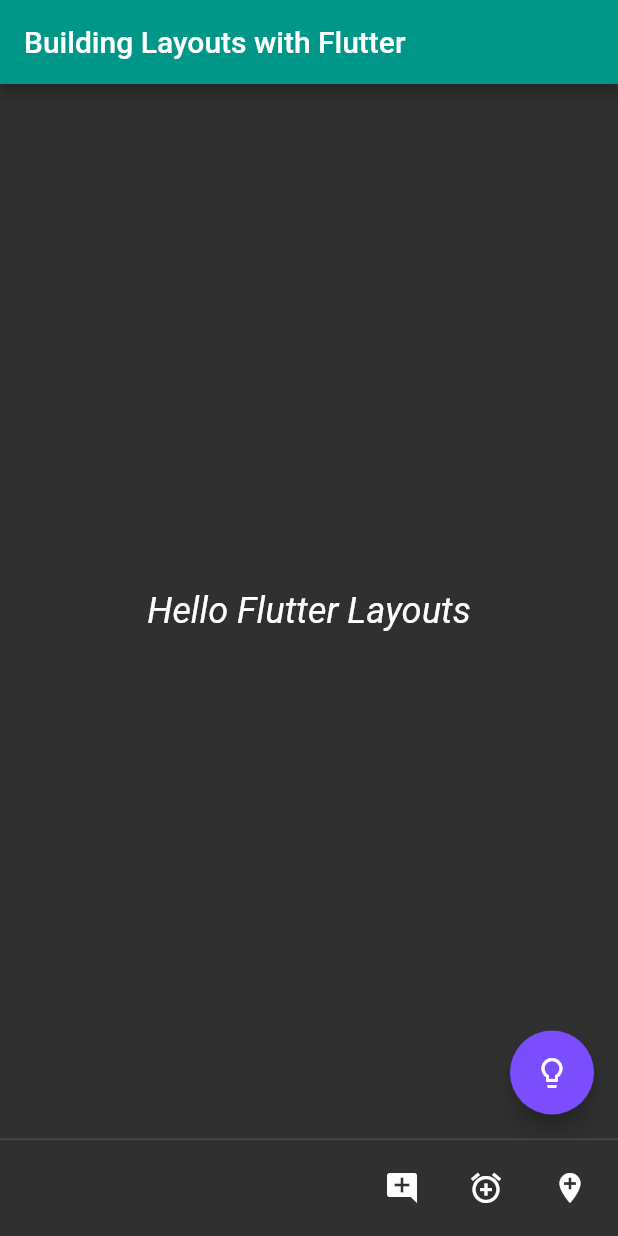
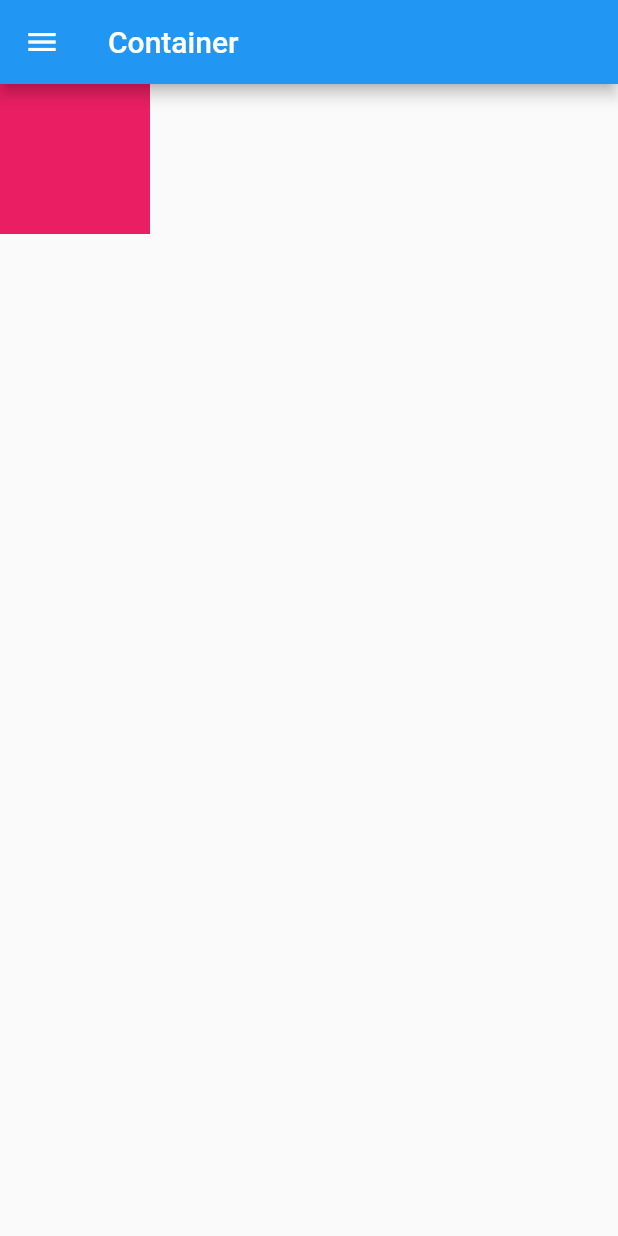
Before and after one commit to tiagomac/flutter, a Flutter app: the screen it shows after launch, on a phone screen of 412 x 824 dp. Run offline on Flutter 3.47's test engine with Material 2 defaults, Android fonts, the phone set to English and light mode, and no system bars; our stand-ins replace auto_size_text.

Commit message:
navigation in flutter

```diff
--- a/basicLayout/lib/main.dart
+++ b/basicLayout/lib/main.dart
@@ -1,6 +1,8 @@
 import 'dart:ui';
 
 import 'package:flutter/material.dart';
+
+import 'display/forms.dart';
 
 void main() => runApp(MyApp());
 
@@ -8,47 +10,54 @@ class MyApp extends StatelessWidget {
   @override
   Widget build(BuildContext context) {
     return MaterialApp(
-      theme: ThemeData(
-        brightness: Brightness.dark,
-        primaryColor: Color(0xff009688),
-        accentColor: Color(0xff7C4DFF),
-        textTheme: TextTheme(
-          bodyText2: TextStyle(
-            fontSize: 24,
-            fontStyle: FontStyle.italic,
-          )
-        )
-      ),
-      home: Scaffold(
-        appBar: AppBar(
-          title: Text('Building Layouts with Flutter'),
-        ),
-        body: Center(
-          child: Text('Hello Flutter Layouts',
-            style: TextStyle(fontSize: 24),
+        title: 'Container App',
+        home: Builder(
+          builder: (context) => Scaffold(
+            drawer: Drawer(
+              child: Padding(
+                padding: EdgeInsets.all(20.0),
+                child: Column(
+                  children: <Widget>[
+                    Row(
+                      children: <Widget>[
+                        Expanded(
+                          child: FlatButton(
+                            child: Text('Container'),
+                            onPressed: () => {},
+                          ),
+                        ),
+                      ],
+                    ),
+                    Row(
+                      children: <Widget>[
+                        Expanded(
+                          child: FlatButton(
+                            child: Text('Form'),
+                            onPressed: () => {
+                              Navigator.push(
+                                  context,
+                                  MaterialPageRoute(
+                                      builder: (context) => Forms()))
+                            },
+                          ),
+                        ),
+                      ],
+                    ),
+                  ],
+                ),
+              ),
+            ),
+            appBar: AppBar(
+              title: Text('Container'),
+            ),
+            body: Column(children: <Widget>[
+              Container(
+                color: Colors.pink,
+                width: 100.0,
+                height: 100.0,
+              ),
+            ]),
           ),
-      ),
-        floatingActionButton: FloatingActionButton(
-          child: Icon(Icons.lightbulb_outline),
-          onPressed: (){
-            print('You rang?');
-          },
-        ),
-        persistentFooterButtons: <Widget>[
-          IconButton(
-            icon: Icon(Icons.add_comment),
-              onPressed: (){},
-          ),
-          IconButton(
-            icon: Icon(Icons.add_alarm),
-              onPressed: (){},
-          ),
-          IconButton(
-            icon: Icon(Icons.add_location),
-              onPressed: (){},
-          ),
-        ],
-      )
-    );
+        ));
   }
 }
```
Also changed, not shown: basicLayout/lib/display/forms.dart (added, +26 -0 lines).
